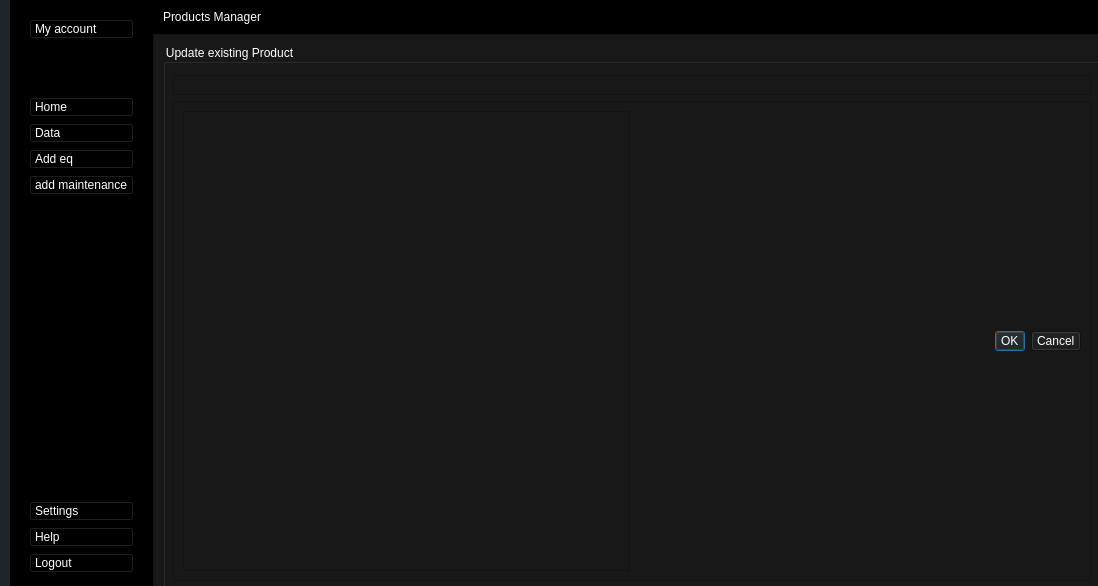
Qt form mainwindow.ui (ons27/smart_printing_2A13) before a commit.
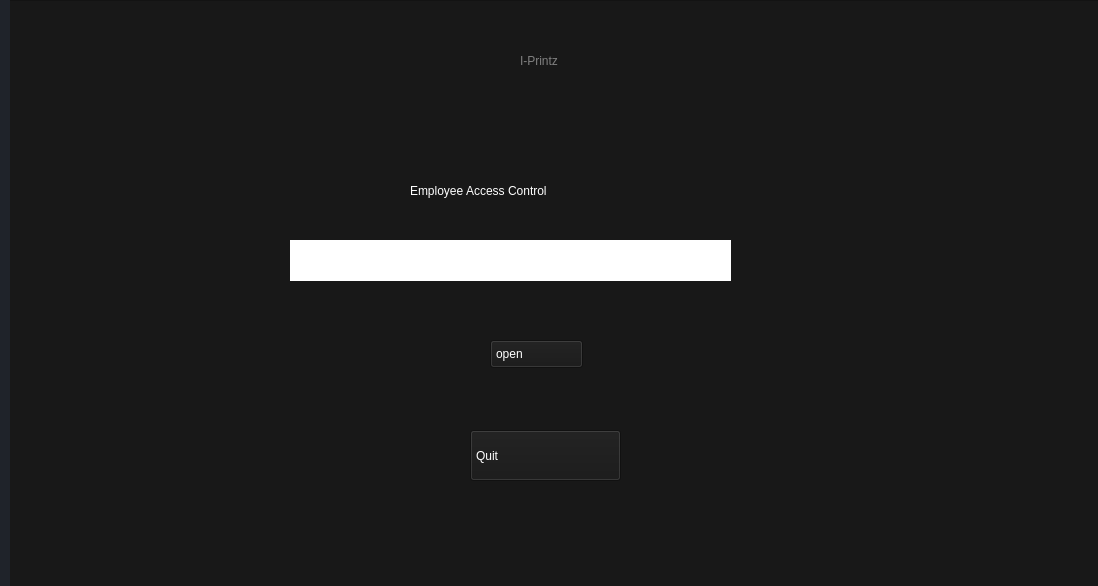
The same form after that commit. The open tabs and pages were chosen to show the change. Icons and pictures are not drawn. Custom widgets are drawn as their Qt base class.

Diff of the .ui file:
```diff
--- a/mainwindow.ui
+++ b/mainwindow.ui
@@ -326,25 +326,13 @@
               </widget>
              </item>
              <item>
-              <spacer name="verticalSpacer">
-               <property name="orientation">
-                <enum>Qt::Vertical</enum>
-               </property>
-               <property name="sizeHint" stdset="0">
-                <size>
-                 <width>20</width>
-                 <height>40</height>
-                </size>
-               </property>
-              </spacer>
-             </item>
-             <item>
-              <widget class="QPushButton" name="pushButton_9">
+              <widget class="QPushButton" name="statCategorie">
                <property name="styleSheet">
-                <string notr="true">font: 11pt &quot;MS Shell Dlg 2&quot;;</string>
+                <string notr="true">font: 9pt &quot;MS Shell Dlg 2&quot;;
+font: 7pt &quot;MS Shell Dlg 2&quot;;</string>
                </property>
                <property name="text">
-                <string>Statistics</string>
+                <string>Category Stats</string>
                </property>
                <property name="icon">
                 <iconset>
@@ -2164,499 +2152,115 @@
      <widget class="QWidget" name="centralwidget_3">
       <property name="geometry">
        <rect>
-        <x>0</x>
+        <x>260</x>
+        <y>40</y>
+        <width>861</width>
+        <height>531</height>
+       </rect>
+      </property>
+     </widget>
+     <widget class="QFrame" name="frame_2">
+      <property name="geometry">
+       <rect>
+        <x>-10</x>
         <y>0</y>
         <width>1101</width>
-        <height>601</height>
+        <height>591</height>
        </rect>
       </property>
       <property name="styleSheet">
-       <string notr="true">*{
-padding:0;
-margin:0;
-}
-QPushButton{
-	text-align:left;
-	padding:2px 5px;
-	font: 75 9pt &quot;MS Shell Dlg 2&quot;;
-}
-#leftMenuSubContainer QPushButton{
-	text-align:left;
-	padding:5px 10px;
-}</string>
+       <string notr="true">background-color:#181818</string>
       </property>
-      <layout class="QFormLayout" name="formLayout_9">
-       <property name="horizontalSpacing">
-        <number>0</number>
+      <property name="frameShape">
+       <enum>QFrame::StyledPanel</enum>
+      </property>
+      <property name="frameShadow">
+       <enum>QFrame::Raised</enum>
+      </property>
+      <widget class="QLabel" name="label_20">
+       <property name="geometry">
+        <rect>
+         <x>410</x>
+         <y>170</y>
+         <width>231</width>
+         <height>41</height>
+        </rect>
        </property>
-       <property name="verticalSpacing">
-        <number>0</number>
+       <property name="styleSheet">
+        <string notr="true">font: 75 12pt &quot;MS Shell Dlg 2&quot;;</string>
        </property>
-       <property name="leftMargin">
-        <number>0</number>
+       <property name="text">
+        <string>Employee Access Control</string>
        </property>
-       <property name="topMargin">
-        <number>0</number>
+      </widget>
+      <widget class="QLabel" name="label_22">
+       <property name="geometry">
+        <rect>
+         <x>520</x>
+         <y>40</y>
+         <width>201</width>
+         <height>41</height>
+        </rect>
        </property>
-       <property name="rightMargin">
-        <number>0</number>
+       <property name="styleSheet">
+        <string notr="true">font: 75 18pt &quot;MS Shell Dlg 2&quot;;
+color:grey;</string>
        </property>
-       <property name="bottomMargin">
-        <number>0</number>
+       <property name="text">
+        <string>I-Printz</string>
        </property>
-       <item row="0" column="0">
-        <widget class="QWidget" name="leftMenuContainer_5" native="true">
-         <property name="styleSheet">
-          <string notr="true">background-color:#FFF;
-</string>
-         </property>
-         <layout class="QVBoxLayout" name="verticalLayout_24">
-          <property name="leftMargin">
-           <number>0</number>
-          </property>
-          <property name="topMargin">
-           <number>0</number>
-          </property>
-          <property name="rightMargin">
-           <number>0</number>
-          </property>
-          <item>
-           <widget class="QWidget" name="leftMenuSubContainer_5" native="true">
-            <property name="styleSheet">
-             <string notr="true">background-color:rgb(0, 0, 0);</string>
-            </property>
-            <layout class="QVBoxLayout" name="verticalLayout_25">
-             <item alignment="Qt::AlignTop">
-              <widget class="QFrame" name="UserSideMenu_5">
-               <property name="frameShape">
-                <enum>QFrame::StyledPanel</enum>
-               </property>
-               <property name="frameShadow">
-                <enum>QFrame::Raised</enum>
-               </property>
-               <layout class="QHBoxLayout" name="horizontalLayout_21">
-                <item>
-                 <widget class="QPushButton" name="Account_5">
-                  <property name="toolTip">
-                   <string>User</string>
-                  </property>
-                  <property name="toolTipDuration">
-                   <number>16</number>
-                  </property>
-                  <property name="text">
-                   <string>My account</string>
-                  </property>
-                  <property name="icon">
-                   <iconset>
-                    <normalon>icon/user.svg</normalon>
-                   </iconset>
-                  </property>
-                  <property name="iconSize">
-                   <size>
-                    <width>20</width>
-                    <height>20</height>
-                   </size>
-                  </property>
-                 </widget>
-                </item>
-               </layout>
-              </widget>
-             </item>
-             <item alignment="Qt::AlignTop">
-              <widget class="QFrame" name="MainFunctions_5">
-               <property name="sizePolicy">
-                <sizepolicy hsizetype="Preferred" vsizetype="Preferred">
-                 <horstretch>0</horstretch>
-                 <verstretch>0</verstretch>
-                </sizepolicy>
-               </property>
-               <property name="frameShape">
-                <enum>QFrame::StyledPanel</enum>
-               </property>
-               <property name="frameShadow">
-                <enum>QFrame::Raised</enum>
-               </property>
-               <layout class="QVBoxLayout" name="verticalLayout_26">
-                <item>
-                 <widget class="QPushButton" name="HomeBtn_5">
-                  <property name="toolTip">
-                   <string>Home</string>
-                  </property>
-                  <property name="text">
-                   <string>Home</string>
-                  </property>
-                  <property name="icon">
-                   <iconset>
-                    <normaloff>icon/home.svg</normaloff>
-                    <normalon>icon/home.svg</normalon>icon/home.svg</iconset>
-                  </property>
-                  <property name="iconSize">
-                   <size>
-                    <width>20</width>
-                    <height>20</height>
-                   </size>
-                  </property>
-                 </widget>
-                </item>
-                <item>
-                 <widget class="QPushButton" name="DataBtn_5">
-                  <property name="toolTip">
-                   <string>Data</string>
-                  </property>
-                  <property name="text">
-                   <string>Data</string>
-                  </property>
-                  <property name="icon">
-                   <iconset>
-                    <normaloff>icon/database.svg</normaloff>
-                    <normalon>icon/database.svg</normalon>icon/database.svg</iconset>
-                  </property>
-                  <property name="iconSize">
-                   <size>
-                    <width>20</width>
-                    <height>20</height>
-                   </size>
-                  </property>
-                 </widget>
-                </item>
-                <item>
-                 <widget class="QPushButton" name="addeq_4">
-                  <property name="styleSheet">
-                   <string notr="true">font: 75 9pt &quot;MS Shell Dlg 2&quot;;</string>
-                  </property>
-                  <property name="text">
-                   <string>Add eq</string>
-                  </property>
-                  <property name="icon">
-                   <iconset>
-                    <normaloff>icon/plus.svg</normaloff>icon/plus.svg</iconset>
-                  </property>
-                  <property name="iconSize">
-                   <size>
-                    <width>20</width>
-                    <height>20</height>
-                   </size>
-                  </property>
-                 </widget>
-                </item>
-                <item>
-                 <widget class="QPushButton" name="PdfBtn_5">
-                  <property name="toolTip">
-                   <string>Pdf</string>
-                  </property>
-                  <property name="text">
-                   <string>add maintenance</string>
-                  </property>
-                  <property name="icon">
-                   <iconset>
-                    <normaloff>icon/printer.svg</normaloff>
-                    <normalon>icon/printer.svg</normalon>icon/printer.svg</iconset>
-                  </property>
-                  <property name="iconSize">
-                   <size>
-                    <width>20</width>
-                    <height>20</height>
-                   </size>
-                  </property>
-                 </widget>
-                </item>
-                <item>
-                 <spacer name="verticalSpacer_29">
-                  <property name="orientation">
-                   <enum>Qt::Vertical</enum>
-                  </property>
-                  <property name="sizeHint" stdset="0">
-                   <size>
-                    <width>20</width>
-                    <height>40</height>
-                   </size>
-                  </property>
-                 </spacer>
-                </item>
-                <item>
-                 <spacer name="verticalSpacer_30">
-                  <property name="orientation">
-                   <enum>Qt::Vertical</enum>
-                  </property>
-                  <property name="sizeHint" stdset="0">
-                   <size>
-                    <width>20</width>
-                    <height>40</height>
-                   </size>
-                  </property>
-                 </spacer>
-                </item>
-                <item>
-                 <spacer name="verticalSpacer_31">
-                  <property name="orientation">
-                   <enum>Qt::Vertical</enum>
-                  </property>
-                  <property name="sizeHint" stdset="0">
-                   <size>
-                    <width>20</width>
-                    <height>40</height>
-                   </size>
-                  </property>
-                 </spacer>
-                </item>
-                <item>
-                 <spacer name="verticalSpacer_32">
-                  <property name="orientation">
-                   <enum>Qt::Vertical</enum>
-                  </property>
-                  <property name="sizeHint" stdset="0">
-                   <size>
-                    <width>20</width>
-                    <height>40</height>
-                   </size>
-                  </property>
-                 </spacer>
-                </item>
-                <item>
-                 <spacer name="verticalSpacer_33">
-                  <property name="orientation">
-                   <enum>Qt::Vertical</enum>
-                  </property>
-                  <property name="sizeHint" stdset="0">
-                   <size>
-                    <width>20</width>
-                    <height>40</height>
-                   </size>
-                  </property>
-                 </spacer>
-                </item>
-                <item>
-                 <spacer name="verticalSpacer_34">
-                  <property name="orientation">
-                   <enum>Qt::Vertical</enum>
-                  </property>
-                  <property name="sizeHint" stdset="0">
-                   <size>
-                    <width>20</width>
-                    <height>40</height>
-                   </size>
-                  </property>
-                 </spacer>
-                </item>
-                <item>
-                 <spacer name="verticalSpacer_35">
-                  <property name="orientation">
-                   <enum>Qt::Vertical</enum>
-                  </property>
-                  <property name="sizeHint" stdset="0">
-                   <size>
-                    <width>20</width>
-                    <height>40</height>
-                   </size>
-                  </property>
-                 </spacer>
-                </item>
-               </layout>
-              </widget>
-             </item>
-             <item alignment="Qt::AlignBottom">
-              <widget class="QFrame" name="AppFunction_5">
-               <property name="frameShape">
-                <enum>QFrame::StyledPanel</enum>
-               </property>
-               <property name="frameShadow">
-                <enum>QFrame::Raised</enum>
-               </property>
-               <layout class="QVBoxLayout" name="verticalLayout_27">
-                <item>
-                 <widget class="QPushButton" name="SettingsBtn_5">
-                  <property name="toolTip">
-                   <string>Settings</string>
-                  </property>
-                  <property name="text">
-                   <string>Settings</string>
-                  </property>
-                  <property name="icon">
-                   <iconset>
-                    <normaloff>icon/settings.svg</normaloff>
-                    <disabledoff>icon/settings.svg</disabledoff>icon/settings.svg</iconset>
-                  </property>
-                  <property name="iconSize">
-                   <size>
-                    <width>20</width>
-                    <height>20</height>
-                   </size>
-                  </property>
-                 </widget>
-                </item>
-                <item>
-                 <widget class="QPushButton" name="HelpBtn_5">
-                  <property name="toolTip">
-                   <string>Help</string>
-                  </property>
-                  <property name="text">
-                   <string>Help</string>
-                  </property>
-                  <property name="icon">
-                   <iconset>
-                    <normaloff>icon/help-circle.svg</normaloff>
-                    <normalon>icon/help-circle.svg</normalon>icon/help-circle.svg</iconset>
-                  </property>
-                  <property name="iconSize">
-                   <size>
-                    <width>20</width>
-                    <height>20</height>
-                   </size>
-                  </property>
-                 </widget>
-                </item>
-                <item>
-                 <widget class="QPushButton" name="LogoutBtn_5">
-                  <property name="toolTip">
-                   <string>Logout</string>
-                  </property>
-                  <property name="text">
-                   <string>Logout</string>
-                  </property>
-                  <property name="icon">
-                   <iconset>
-                    <normaloff>icon/log-out.svg</normaloff>
-                    <normalon>icon/log-out.svg</normalon>icon/log-out.svg</iconset>
-                  </property>
-                  <property name="iconSize">
-                   <size>
-                    <width>20</width>
-                    <height>20</height>
-                   </size>
-                  </property>
-                 </widget>
-                </item>
-               </layout>
-              </widget>
-             </item>
-            </layout>
-           </widget>
-          </item>
-         </layout>
-        </widget>
-       </item>
-       <item row="0" column="1">
-        <widget class="QWidget" name="mainBodyContainer_5" native="true">
-         <property name="styleSheet">
-          <string notr="true">background-color:rgb(0, 85, 127)</string>
-         </property>
-         <layout class="QFormLayout" name="formLayout_10">
-          <property name="horizontalSpacing">
-           <number>0</number>
-          </property>
-          <property name="verticalSpacing">
-           <number>0</number>
-          </property>
-          <property name="leftMargin">
-           <number>0</number>
-          </property>
-          <property name="topMargin">
-           <number>0</number>
-          </property>
-          <property name="rightMargin">
-           <number>0</number>
-          </property>
-          <property name="bottomMargin">
-           <number>0</number>
-          </property>
-          <item row="0" column="0" colspan="2">
-           <widget class="QFrame" name="TopBar_5">
-            <property name="styleSheet">
-             <string notr="true">background-color:rgb(0, 0, 0);</string>
-            </property>
-            <property name="frameShape">
-             <enum>QFrame::StyledPanel</enum>
-            </property>
-            <property name="frameShadow">
-             <enum>QFrame::Raised</enum>
-            </property>
-            <layout class="QVBoxLayout" name="verticalLayout_28">
-             <item>
-              <widget class="QLabel" name="Actor_5">
-               <property name="styleSheet">
-                <string notr="true">font: 75 16pt &quot;MS Shell Dlg 2&quot;;
-</string>
-               </property>
-               <property name="text">
-                <string>Products Manager</string>
-               </property>
-              </widget>
-             </item>
-            </layout>
-           </widget>
-          </item>
-          <item row="1" column="0" colspan="2">
-           <widget class="QFrame" name="MainContent_5">
-            <property name="styleSheet">
-             <string notr="true">background-color:#181818 ;</string>
-            </property>
-            <property name="frameShape">
-             <enum>QFrame::StyledPanel</enum>
-            </property>
-            <property name="frameShadow">
-             <enum>QFrame::Raised</enum>
-            </property>
-            <layout class="QHBoxLayout" name="horizontalLayout_22">
-             <item>
-              <widget class="QGroupBox" name="groupBox_4">
-               <property name="styleSheet">
-                <string notr="true">font: 75 12pt &quot;MS Shell Dlg 2&quot;;
-color:#fff;
-</string>
-               </property>
-               <property name="title">
-                <string>Update existing Product</string>
-               </property>
-               <layout class="QVBoxLayout" name="verticalLayout_29">
-                <property name="spacing">
-                 <number>6</number>
-                </property>
-                <property name="topMargin">
-                 <number>30</number>
-                </property>
-                <item>
-                 <widget class="QFrame" name="frame_14">
-                  <property name="frameShape">
-                   <enum>QFrame::StyledPanel</enum>
-                  </property>
-                  <property name="frameShadow">
-                   <enum>QFrame::Raised</enum>
-                  </property>
-                  <layout class="QHBoxLayout" name="horizontalLayout_24"/>
-                 </widget>
-                </item>
-                <item>
-                 <widget class="QFrame" name="frame_16">
-                  <property name="frameShape">
-                   <enum>QFrame::StyledPanel</enum>
-                  </property>
-                  <property name="frameShadow">
-                   <enum>QFrame::Raised</enum>
-                  </property>
-                  <layout class="QHBoxLayout" name="horizontalLayout_26">
-                   <item>
-                    <widget class="QTableWidget" name="tableWidget"/>
-                   </item>
-                   <item>
-                    <widget class="QDialogButtonBox" name="buttonBox">
-                     <property name="standardButtons">
-                      <set>QDialogButtonBox::Cancel|QDialogButtonBox::Ok</set>
-                     </property>
-                    </widget>
-                   </item>
-                  </layout>
-                 </widget>
-                </item>
-               </layout>
-              </widget>
-             </item>
-            </layout>
-           </widget>
-          </item>
-         </layout>
-        </widget>
-       </item>
-      </layout>
+      </widget>
+      <widget class="QPushButton" name="pushButton_10">
+       <property name="geometry">
+        <rect>
+         <x>470</x>
+         <y>430</y>
+         <width>151</width>
+         <height>51</height>
+        </rect>
+       </property>
+       <property name="styleSheet">
+        <string notr="true">font: 75 11pt &quot;MS Shell Dlg 2&quot;;</string>
+       </property>
+       <property name="text">
+        <string>Quit</string>
+       </property>
+       <property name="icon">
+        <iconset>
+         <normaloff>icon/log-in.svg</normaloff>icon/log-in.svg</iconset>
+       </property>
+      </widget>
+      <widget class="QLabel" name="label_19">
+       <property name="geometry">
+        <rect>
+         <x>290</x>
+         <y>240</y>
+         <width>441</width>
+         <height>41</height>
+        </rect>
+       </property>
+       <property name="styleSheet">
+        <string notr="true">color: rgb(0, 0, 0);
+background-color: rgb(255, 255, 255);
+font: 75 12pt &quot;MS Shell Dlg 2&quot;;</string>
+       </property>
+       <property name="text">
+        <string/>
+       </property>
+      </widget>
+      <widget class="QPushButton" name="pushButton_9">
+       <property name="geometry">
+        <rect>
+         <x>490</x>
+         <y>340</y>
+         <width>93</width>
+         <height>28</height>
+        </rect>
+       </property>
+       <property name="text">
+        <string>open</string>
+       </property>
+      </widget>
      </widget>
     </widget>
     <widget class="QWidget" name="login">
```
Left out of the diff: 40 changed lines with no effect on the pictures.
